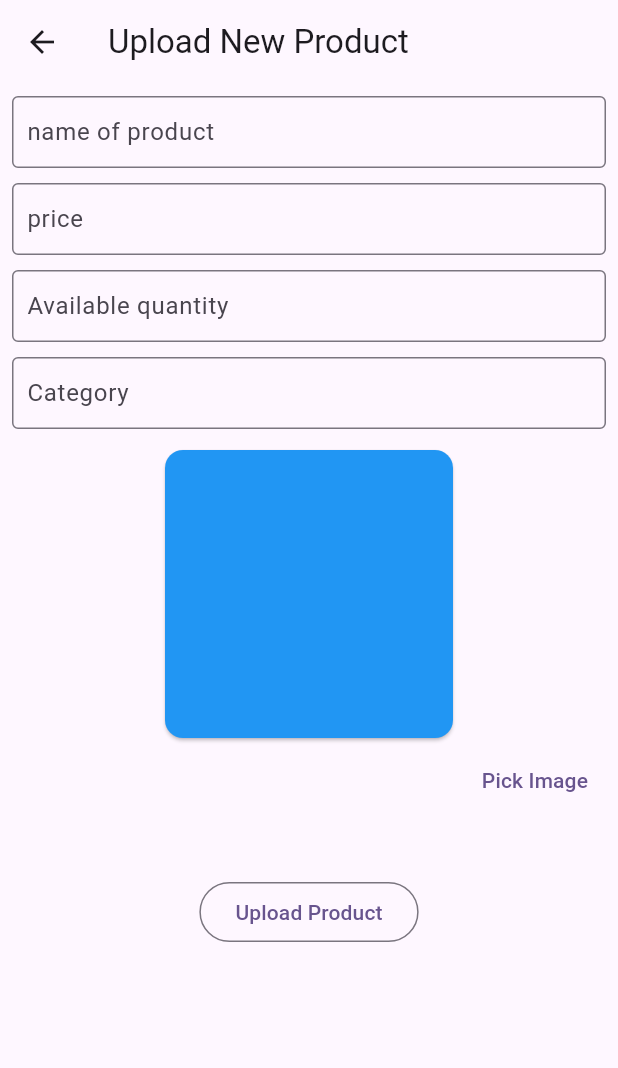
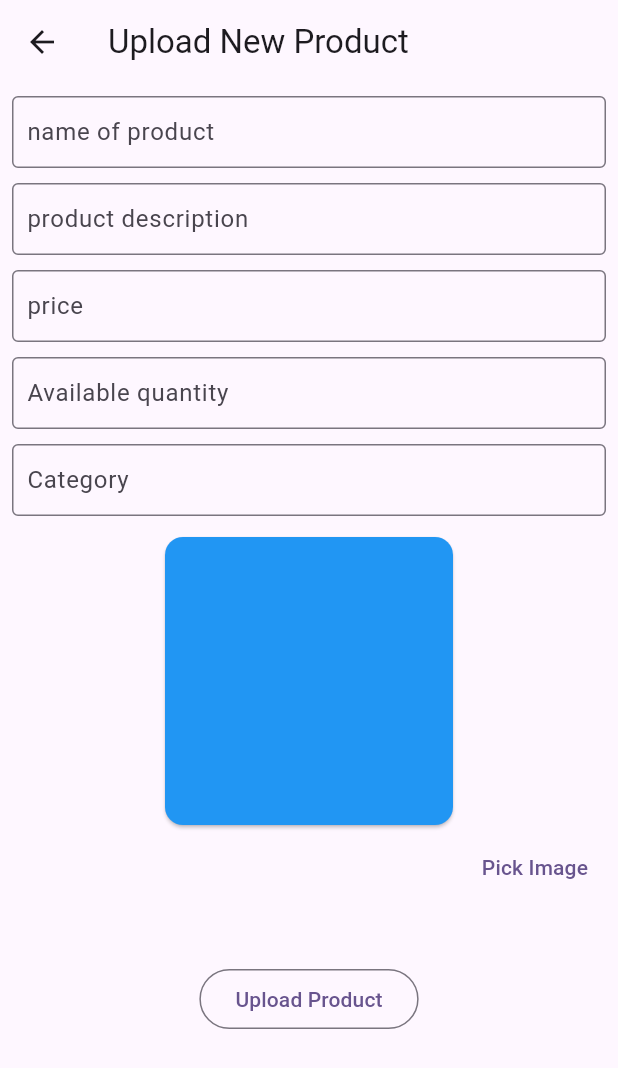
Before and after one commit to xclusiveskate/map_commerce, a Flutter app: the AddProduct screen opened directly, on a phone screen of 412 x 824 dp. Shown: the top 1068 px of the screen. Run offline on Flutter 3.47's test engine with Material 2 defaults, Android fonts, the phone set to English and light mode, and no system bars; our stand-ins replace cloud_firestore, firebase_auth, firebase_core, google_sign_in, image_picker, shared_preferences; missing offline and left inert: cloudinary_public; accounts and stored records are empty.

```diff
--- a/lib/controllers/database.dart
+++ b/lib/controllers/database.dart
@@ -13,6 +13,7 @@ class Database {
   static final user = FirebaseAuth.instance.currentUser!.uid;
   static uploadProduct(
       {required String name,
+      required String descripiton,
       required int amount,
       required int availableQuantity,
       required String category,
@@ -22,6 +23,7 @@ class Database {
       Product product = Product(
           id: uid,
           name: name,
+          description: descripiton,
           amount: amount,
           availableQuantity: availableQuantity,
           imageUrl: productImageUrl,
--- a/lib/local_storage/check_admin.dart
+++ b/lib/local_storage/check_admin.dart
@@ -1,6 +1,4 @@
 import 'package:shared_preferences/shared_preferences.dart';
-
-bool? isAdmin = false;
 
 class SaveToLocal {
   static Future<void> setBool() async {
@@ -10,7 +8,7 @@ class SaveToLocal {
 
   static getBool() async {
     final pref = await SharedPreferences.getInstance();
-    isAdmin = pref.getBool('isAdmin') ?? false;
-    return isAdmin;
+    final theStatus = pref.getBool('isAdmin') ?? false;
+    return theStatus;
   }
 }
--- a/lib/main.dart
+++ b/lib/main.dart
@@ -2,14 +2,17 @@ import 'package:firebase_auth/firebase_auth.dart';
 import 'package:firebase_core/firebase_core.dart';
 import 'package:flutter/material.dart';
 import 'package:map_commerce/firebase_options.dart';
+import 'package:map_commerce/provider/admin.change.dart';
 import 'package:map_commerce/screens/auth/check_user.dart';
+import 'package:provider/provider.dart';
 
 void main() async {
   WidgetsFlutterBinding.ensureInitialized();
   await Firebase.initializeApp(
     options: DefaultFirebaseOptions.currentPlatform,
   );
-  runApp(const MyApp());
+  runApp(ChangeNotifierProvider(
+      create: (context) => AdminChanger(), child: const MyApp()));
 }
 
 class MyApp extends StatelessWidget {
--- a/lib/models/product.dart
+++ b/lib/models/product.dart
@@ -3,6 +3,7 @@ import 'package:cloud_firestore/cloud_firestore.dart';
 class Product {
   final String? id;
   final String name;
+  final String description;
   final int amount;
   final int availableQuantity;
   final String imageUrl;
@@ -10,6 +11,7 @@ class Product {
   Product({
     required this.id,
     required this.name,
+    required this.description,
     required this.amount,
     required this.availableQuantity,
     required this.imageUrl,
@@ -20,6 +22,7 @@ class Product {
     return {
       'id': id,
       'name': name,
+      'description': description,
       'amount': amount,
       'availableQuantity': availableQuantity,
       'imageUrl': imageUrl,
@@ -32,6 +35,7 @@ class Product {
     return Product(
       id: data['id'] as String,
       name: data['name'] as String,
+      description: data['description'] as String,
       amount: data['amount'] as int,
       availableQuantity: data['availableQuantity'] as int,
       imageUrl: data['imageUrl'] as String,
--- a/lib/screens/sellers/other_pages/add_product.dart
+++ b/lib/screens/sellers/other_pages/add_product.dart
@@ -16,6 +16,7 @@ class AddProduct extends StatefulWidget {
 
 class _AddProductState extends State<AddProduct> {
   TextEditingController nameControl = TextEditingController();
+  TextEditingController descriptionControl = TextEditingController();
   TextEditingController amountControl = TextEditingController();
   TextEditingController availableControl = TextEditingController();
   TextEditingController categoryControl = TextEditingController();
@@ -36,6 +37,7 @@ class _AddProductState extends State<AddProduct> {
 
     final product = await Database.uploadProduct(
         name: nameControl.text,
+        descripiton: descriptionControl.text,
         amount: int.parse(amountControl.text),
         availableQuantity: int.parse(availableControl.text),
         category: categoryControl.text,
@@ -60,6 +62,16 @@ class _AddProductState extends State<AddProduct> {
                     contentPadding: EdgeInsets.all(6),
                     border: OutlineInputBorder(),
                     labelText: "name of product"),
+              ),
+              const SizedBox(
+                height: 10,
+              ),
+              TextField(
+                controller: descriptionControl,
+                decoration: const InputDecoration(
+                    contentPadding: EdgeInsets.all(6),
+                    border: OutlineInputBorder(),
+                    labelText: "product description"),
               ),
               const SizedBox(
                 height: 10,
```
Also changed, not shown: lib/provider/admin.change.dart (added, +12 -0 lines), lib/screens/auth/check_user.dart (+9 -17 lines), lib/screens/auth/sign_in.dart (+11 -8 lines), lib/screens/auth/sign_up.dart (+4 -5 lines), lib/screens/buyers/other_pages/product_display.dart (+5 -5 lines), lib/screens/sellers/tabs/all.dart (+5 -13 lines), lib/widgets/history.dart (+5 -3 lines).
